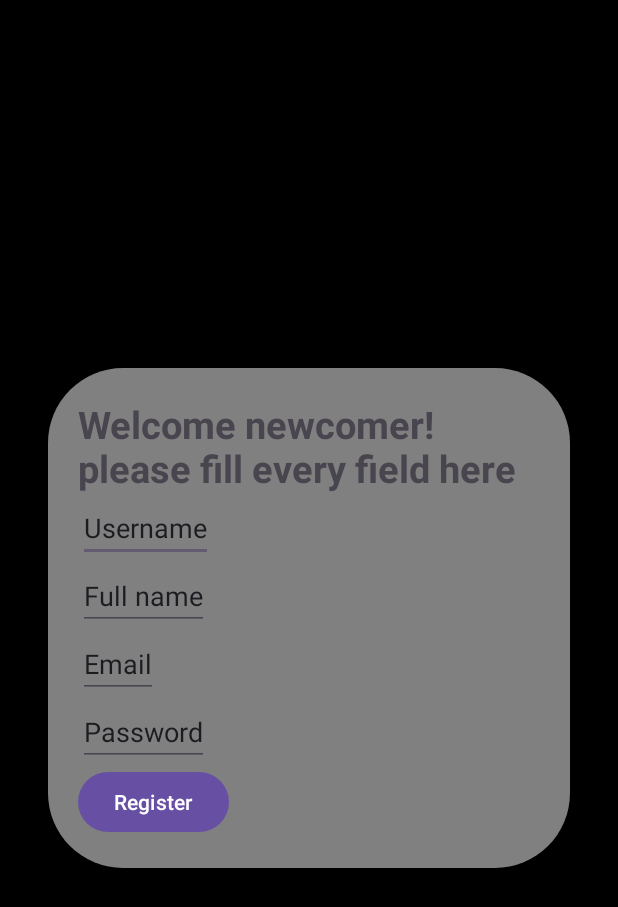
After one commit to spacemark3/Animedex, an Android app: the RegisterActivity screen opened directly, with no data from a screen before it, on a phone screen of 412 x 824 dp. The commit adds this screen. Shown: the top 907 px of the screen. Run offline under Robolectric (Android 15) with nearby library versions, the phone set to English and light mode, and no system bars.

Commit message:
Added Activity and layout for Login, Register

```diff
--- /dev/null
+++ b/app/src/main/java/com/example/animedex/RegisterActivity.java
@@ -0,0 +1,24 @@
+package com.example.animedex;
+
+import android.os.Bundle;
+
+import androidx.activity.EdgeToEdge;
+import androidx.appcompat.app.AppCompatActivity;
+import androidx.core.graphics.Insets;
+import androidx.core.view.ViewCompat;
+import androidx.core.view.WindowInsetsCompat;
+
+public class RegisterActivity extends AppCompatActivity {
+
+    @Override
+    protected void onCreate(Bundle savedInstanceState) {
+        super.onCreate(savedInstanceState);
+        EdgeToEdge.enable(this);
+        setContentView(R.layout.activity_register);
+        ViewCompat.setOnApplyWindowInsetsListener(findViewById(R.id.main), (v, insets) -> {
+            Insets systemBars = insets.getInsets(WindowInsetsCompat.Type.systemBars());
+            v.setPadding(systemBars.left, systemBars.top, systemBars.right, systemBars.bottom);
+            return insets;
+        });
+    }
+}
--- /dev/null
+++ b/app/src/main/res/drawable/c_custom_transparentcard.xml
@@ -0,0 +1,9 @@
+<?xml version="1.0" encoding="utf-8"?>
+<layer-list xmlns:android="http://schemas.android.com/apk/res/android">
+    <item>
+        <shape android:shape="rectangle">
+            <corners android:radius="50dp" />
+            <solid android:color="#80FFFFFF" />
+        </shape>
+    </item>
+</layer-list>
--- /dev/null
+++ b/app/src/main/res/layout/activity_register.xml
@@ -0,0 +1,52 @@
+<?xml version="1.0" encoding="utf-8"?>
+<FrameLayout xmlns:android="http://schemas.android.com/apk/res/android"
+    xmlns:app="http://schemas.android.com/apk/res-auto"
+    xmlns:tools="http://schemas.android.com/tools"
+    android:id="@+id/main"
+    android:layout_width="match_parent"
+    android:layout_height="match_parent"
+    tools:context=".RegisterActivity">
+
+    <ImageView
+        android:layout_width="match_parent"
+        android:layout_height="match_parent"
+        android:background="@color/black"/>
+    <LinearLayout
+        android:layout_width="match_parent"
+        android:layout_height="wrap_content"
+        android:layout_gravity="center"
+        android:orientation="vertical"
+        android:layout_marginHorizontal="32dp"
+        android:padding="20dp"
+        android:background="@drawable/c_custom_transparentcard">
+
+        <TextView
+            android:layout_width="wrap_content"
+            android:layout_height="wrap_content"
+            android:layout_gravity="center"
+            android:textSize="25sp"
+            android:textStyle="bold"
+            android:text="@string/title_register"/>
+        <EditText
+            android:id="@+id/edTextUsernameRegister"
+            android:layout_width="wrap_content"
+            android:layout_height="wrap_content"
+            android:text="@string/hint_username"/>
+        <EditText
+            android:layout_width="wrap_content"
+            android:layout_height="wrap_content"
+            android:text="Full name"/>
+        <EditText
+            android:layout_width="wrap_content"
+            android:layout_height="wrap_content"
+            android:text="@string/hint_email"/>
+        <EditText
+            android:layout_width="wrap_content"
+            android:layout_height="wrap_content"
+            android:text="@string/hint_password"/>
+        <Button
+            android:layout_width="wrap_content"
+            android:layout_height="wrap_content"
+            android:text="@string/btn_register"/>
+    </LinearLayout>
+</FrameLayout>
--- a/app/src/main/res/values/strings.xml
+++ b/app/src/main/res/values/strings.xml
@@ -1,10 +1,15 @@
 <resources>
     <string name="app_name">Animedex</string>
     <string name="title_login">LOGIN</string>
-    <string name="hint_name">Name</string>
+    <string name="hint_name"> Name </string>
+    <string name="hint_username">Username</string>
     <string name="hint_password">Password</string>
+    <string name="hint_email"> Email </string>
     <string name="btn_login">OK</string>
     <string name="register_description">Don\'t have an account?</string>
     <string name="register_link"> Register here </string>
 
+    <string name="title_register"> Welcome newcomer! please fill every field here </string>
+    <string name="btn_register"> Register </string>
+
 </resources>
```
Also changed, not shown: app/src/main/AndroidManifest.xml (+10 -5 lines), app/src/main/java/com/example/animedex/LoginActivity.java (+30 -0 lines), app/src/main/res/layout/activity_login.xml (+30 -41 lines), app/src/main/res/drawable/bg_login.jpg (added).
